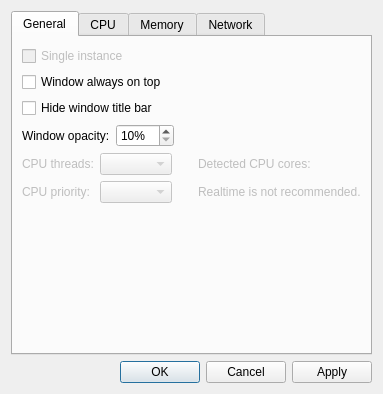
Before: the Qt Designer form settings_dialog.ui in MarioUnoDueTreQuattro/QMonitor, drawn with Qt 5.
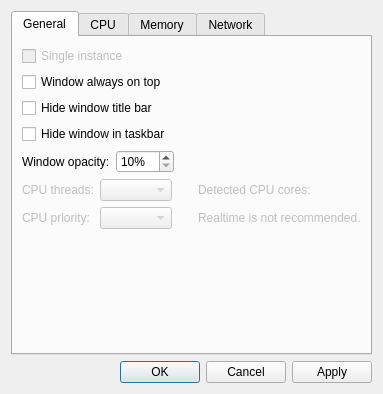
After: the same form once the commit is applied. Custom widgets are drawn as their Qt base class.

Commit message: Added option to show/hide from taskbar

Patch:
```diff
--- a/settings_dialog.ui
+++ b/settings_dialog.ui
@@ -51,6 +51,13 @@
          </property>
         </widget>
        </item>
+       <item>
+        <widget class="QCheckBox" name="checkBoxTaskbar">
+         <property name="text">
+          <string>Hide window in taskbar</string>
+         </property>
+        </widget>
+       </item>
        <item>
         <layout class="QHBoxLayout" name="horizontalLayout">
          <item>
```
The commit also changes 4 other files.
